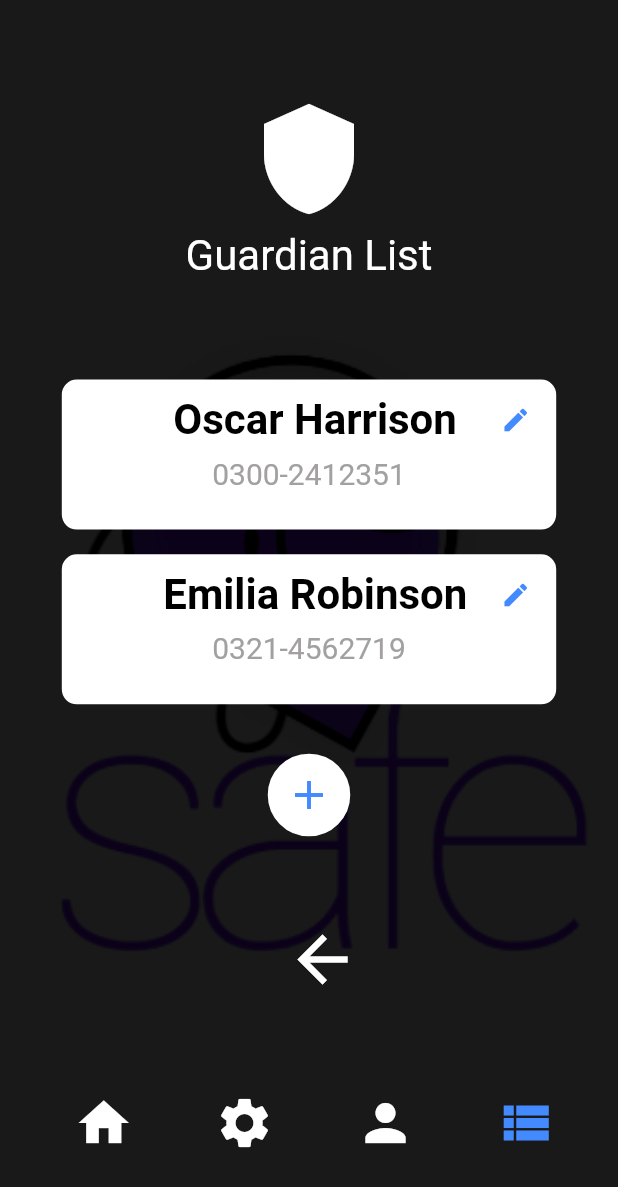
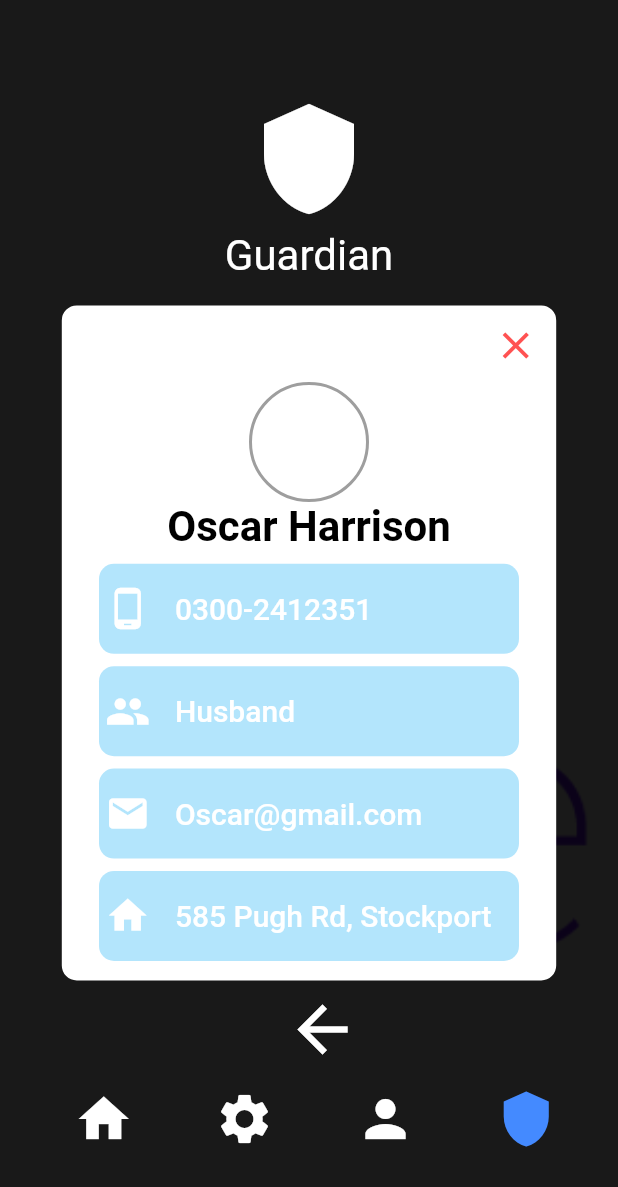
Before and after one commit to msaudali94/go_safe, a Flutter app: the screen it shows after launch, on a phone screen of 412 x 824 dp. Shown: the top 1187 px of the screen. Run offline on Flutter 3.47's test engine with Material 2 defaults, Android fonts, the phone set to English and light mode, and no system bars; our stand-ins replace dropdown_button2; missing offline and left inert: user_profile_avatar.

Commit message:
16/08 02:21 am (All screens done)

```diff
--- /dev/null
+++ b/lib/guardian.dart
@@ -0,0 +1,362 @@
+import 'package:flutter/material.dart';
+import 'package:go_safe/res/Assets.dart';
+
+
+class Guardian extends StatefulWidget{
+  @override
+  _Guardian createState() => _Guardian();
+}
+
+class _Guardian extends  State<Guardian> {
+
+
+  @override
+  Widget build(BuildContext context){
+
+    return Scaffold(
+      body: Container(
+          height: MediaQuery.of(context).size.height,
+          width: MediaQuery.of(context).size.width,
+          decoration: BoxDecoration(
+            image: new DecorationImage(
+              image: new ExactAssetImage(Assets.logo),
+              fit: BoxFit.cover,
+            ),        ),
+          child:Container(
+            padding: EdgeInsets.symmetric(horizontal:MediaQuery.of(context).size.width*0.1 ),
+            color: Colors.black54.withOpacity(0.9),
+
+            child: Column(
+
+              children: [
+
+                SizedBox(height: MediaQuery.of(context).size.height*0.08,),
+
+                Icon(Icons.shield,
+                  color: Colors.white,
+                  size: 80,
+                ),
+
+                SizedBox(height: MediaQuery.of(context).size.height*0.01,),
+
+                Text("Guardian",
+                  textAlign: TextAlign.center,
+                  style: TextStyle(
+                    color: Colors.white,
+                    fontSize: 28.0,
+                    fontWeight: FontWeight.w400,
+                  ),
+                ),
+
+
+                SizedBox(height: MediaQuery.of(context).size.height*0.02,),
+
+
+                Container(
+                  alignment: Alignment.topCenter,
+                  height:450,
+                  width: 400,
+                  decoration: BoxDecoration(
+                      color: Colors.white,
+                      border: Border.all(
+                        color: Colors.white,
+                        width: 3,
+                      ),
+                      borderRadius: BorderRadius.all(Radius.circular(10))
+                  ),
+
+
+                  child:Column(mainAxisAlignment: MainAxisAlignment.start,
+                    children: [
+
+
+                      Row(mainAxisAlignment: MainAxisAlignment.end,
+                        children: [
+
+                          IconButton(onPressed: (){},
+                            icon:Icon(Icons.close,
+                              color:Colors.redAccent,
+                              size: 30,),
+                          ),
+                        ],),
+
+
+
+                      Row(
+                        mainAxisAlignment: MainAxisAlignment.center,
+                        children: [
+                          Container(
+                            height: 80,
+                            width: 80,
+                            decoration: BoxDecoration(
+                                border: Border.all(
+                                  color: Colors.grey,
+                                  width: 2,
+                                ),
+                                borderRadius: BorderRadius.all(Radius.circular(60))
+                            ),
+                            //child: Image
+                          ),
+                        ],
+                      ),
+
+                      Row(mainAxisAlignment: MainAxisAlignment.center,
+                        children: [
+
+                          Text("Oscar Harrison",
+                            textAlign: TextAlign.center,
+                            style: TextStyle(
+                              color: Colors.black,
+                              fontSize: 28.0,
+                              fontWeight: FontWeight.w700,
+                            ),),
+                        ],),
+
+                      SizedBox(height: MediaQuery.of(context).size.height*0.01,),
+
+
+                      Row(mainAxisAlignment: MainAxisAlignment.center,
+                        children: [
+
+                          Container(
+                            alignment: Alignment.centerLeft,
+                            height: 60,
+                            width: 280,
+                            decoration: BoxDecoration(
+                                color: Colors.lightBlue.shade100,
+
+                                borderRadius: BorderRadius.all(Radius.circular(10))
+                            ),
+
+                            child:Row(mainAxisAlignment: MainAxisAlignment.start,
+
+                              children: [
+                                SizedBox(width: MediaQuery.of(context).size.width*0.01,),
+
+                                Icon(Icons.phone_android,
+                                  color:Colors.white,
+                                  size:30,
+                                ),
+
+                                SizedBox(width: MediaQuery.of(context).size.width * 0.04,),
+
+                                Text("0300-2412351",
+                                  textAlign: TextAlign.center,
+                                  style: TextStyle(
+                                    color: Colors.white,
+                                    fontSize: 20.0,
+                                    fontWeight: FontWeight.w500,
+                                  ),
+
+                                ),
+
+                              ],
+                            ),
+
+                          ),
+
+                        ],),
+
+                      SizedBox(height: MediaQuery.of(context).size.height*0.01,),
+
+
+                      Row(mainAxisAlignment: MainAxisAlignment.center,
+                        children: [
+
+                          Container(
+                            alignment: Alignment.centerLeft,
+                            height: 60,
+                            width: 280,
+                            decoration: BoxDecoration(
+                                color: Colors.lightBlue.shade100,
+
+                                borderRadius: BorderRadius.all(Radius.circular(10))
+                            ),
+
+                            child:Row(mainAxisAlignment: MainAxisAlignment.start,
+
+                              children: [
+                                SizedBox(width: MediaQuery.of(context).size.width*0.01,),
+
+                                Icon(Icons.people,
+                                  color:Colors.white,
+                                  size:30,
+                                ),
+
+                                SizedBox(width: MediaQuery.of(context).size.width * 0.04,),
+
+                                Text("Husband",
+                                  textAlign: TextAlign.center,
+                                  style: TextStyle(
+                                    color: Colors.white,
+                                    fontSize: 20.0,
+                                    fontWeight: FontWeight.w500,
+                                  ),
+
+                                ),
+
+                              ],
+                            ),
+
+                          ),
+
+                        ],),
+
+
+
+                      SizedBox(height: MediaQuery.of(context).size.height*0.01,),
+
+
+                      Row(mainAxisAlignment: MainAxisAlignment.center,
+                        children: [
+
+                          Container(
+                            alignment: Alignment.centerLeft,
+                            height: 60,
+                            width: 280,
+                            decoration: BoxDecoration(
+                                color: Colors.lightBlue.shade100,
+
+                                borderRadius: BorderRadius.all(Radius.circular(10))
+                            ),
+
+                            child:Row(mainAxisAlignment: MainAxisAlignment.start,
+
+                              children: [
+                                SizedBox(width: MediaQuery.of(context).size.width*0.01,),
+
+                                Icon(Icons.email,
+                                  color:Colors.white,
+                                  size:30,
+                                ),
+
+                                SizedBox(width: MediaQuery.of(context).size.width * 0.04,),
+
+                                Text("Oscar@gmail.com",
+                                  textAlign: TextAlign.center,
+                                  style: TextStyle(
+                                    color: Colors.white,
+                                    fontSize: 20.0,
+                                    fontWeight: FontWeight.w500,
+                                  ),
+
+                                ),
+
+                              ],
+                            ),
+
+                          ),
+
+                        ],),
+
+                      SizedBox(height: MediaQuery.of(context).size.height*0.01,),
+
+
+                      Row(mainAxisAlignment: MainAxisAlignment.center,
+                        children: [
+
+                          Container(
+                            alignment: Alignment.centerLeft,
+                            height: 60,
+                            width: 280,
+                            decoration: BoxDecoration(
+                                color: Colors.lightBlue.shade100,
+
+                                borderRadius: BorderRadius.all(Radius.circular(10))
+                            ),
+
+                            child:Row(mainAxisAlignment: MainAxisAlignment.start,
+
+                              children: [
+                                SizedBox(width: MediaQuery.of(context).size.width*0.01,),
+
+                                Icon(Icons.home,
+                                  color:Colors.white,
+                                  size:30,
+                                ),
+
+                                SizedBox(width: MediaQuery.of(context).size.width * 0.04,),
+
+                                Text("585 Pugh Rd, Stockport",
+                                  textAlign: TextAlign.center,
+                                  style: TextStyle(
+                                    color: Colors.white,
+                                    fontSize: 20.0,
+                                    fontWeight: FontWeight.w500,
+                                  ),
+
+                                ),
+
+                              ],
+                            ),
+
+                          ),
+
+                        ],),
+
+
+                    ],
+                  ),
+                ),
+
+
+
+                IconButton(onPressed: (){},
+
+                  icon: Icon(Icons.arrow_back,
+                    color: Colors.white,
+                    size: 50,
+                  ),),
+
+
+                SizedBox(height: MediaQuery.of(context).size.height*0.02,),
+
+
+                Row(
+                  mainAxisAlignment: MainAxisAlignment.spaceBetween,
+                  children: [
+
+                    IconButton(onPressed: (){},
+
+                      icon: Icon(Icons.home,
+                        color: Colors.white,
+                        size: 40,
+                      ),),
+
+
+                    IconButton(onPressed: (){},
+
+                      icon: Icon(Icons.settings,
+                        color: Colors.white,
+                        size: 40,
+                      ),),
+
+
+                    IconButton(onPressed: (){},
+
+                      icon: Icon(Icons.person,
+                        color: Colors.white,
+                        size: 40,
+                      ),),
+
+                    IconButton(onPressed: (){},
+
+                      icon: Icon(Icons.shield,
+                        color: Colors.blueAccent,
+                        size: 40,
+                      ),),
+
+                  ],
+                ),
+
+
+              ],
+            ),
+
+          )
+
+      ),
+
+    );
+  }
+}
--- a/lib/main.dart
+++ b/lib/main.dart
@@ -24,6 +24,7 @@ import 'batterystatus.dart';
 import 'ridedetails.dart';
 import 'livelocation.dart';
 import 'guardianlist.dart';
+import 'guardian.dart';
 
 
 void main() {
@@ -38,7 +39,7 @@ class MyApp extends StatelessWidget {
   Widget build(BuildContext context) {
     return MaterialApp(
       title:"Go Safe",
-      home: GuardianList()
+      home: Guardian()
       );
   }
 }
```
